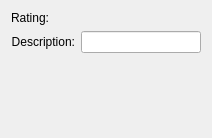
Old version of the form app/nepomuksidebaritem.ui in the repository KDE/gwenview.
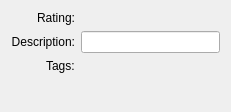
New version of the form. Custom widgets are drawn as their Qt base class.

Commit message: Show tag editor in a separate dialog. This way it's easy to move through image while tagging.

```diff
--- a/app/nepomuksidebaritem.ui
+++ b/app/nepomuksidebaritem.ui
@@ -5,16 +5,17 @@
    <rect>
     <x>0</x>
     <y>0</y>
-    <width>212</width>
-    <height>138</height>
+    <width>231</width>
+    <height>112</height>
    </rect>
   </property>
   <property name="windowTitle" >
    <string>Form</string>
   </property>
-  <layout class="QVBoxLayout" name="verticalLayout" >
-   <item>
     <layout class="QFormLayout" name="formLayout" >
+   <property name="labelAlignment" >
+    <set>Qt::AlignRight|Qt::AlignTop|Qt::AlignTrailing</set>
+   </property>
      <item row="0" column="0" >
       <widget class="QLabel" name="label" >
        <property name="text" >
@@ -51,16 +52,27 @@
      <item row="1" column="1" >
       <widget class="KLineEdit" name="mDescriptionLineEdit" />
      </item>
-    </layout>
+   <item row="2" column="0" >
+    <widget class="QLabel" name="label_2" >
+     <property name="text" >
+      <string>Tags:</string>
+     </property>
+    </widget>
    </item>
-   <item>
-    <widget class="Gwenview::TagWidget" native="1" name="mTagWidget" >
+   <item row="2" column="1" >
+    <widget class="QLabel" name="mTagLabel" >
      <property name="sizePolicy" >
-      <sizepolicy vsizetype="Expanding" hsizetype="Preferred" >
+      <sizepolicy vsizetype="Preferred" hsizetype="Expanding" >
        <horstretch>0</horstretch>
        <verstretch>0</verstretch>
       </sizepolicy>
      </property>
+     <property name="text" >
+      <string/>
+     </property>
+     <property name="wordWrap" >
+      <bool>true</bool>
+     </property>
     </widget>
    </item>
   </layout>
@@ -77,12 +89,6 @@
    <header>nepomuk/kratingwidget.h</header>
    <container>1</container>
   </customwidget>
-  <customwidget>
-   <class>Gwenview::TagWidget</class>
-   <extends>QWidget</extends>
-   <header>lib/metadata/tagwidget.h</header>
-   <container>1</container>
-  </customwidget>
  </customwidgets>
  <resources/>
  <connections/>
```
Lines whose indentation alone changed are shown as unchanged. The commit also changes 5 other files.
